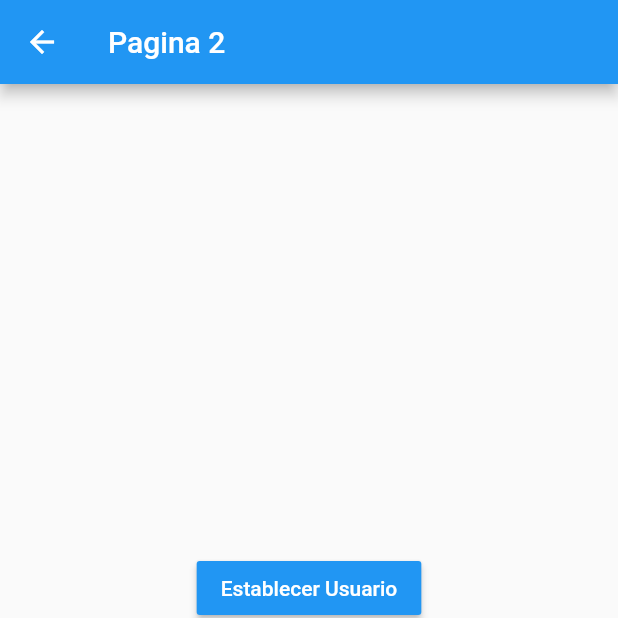
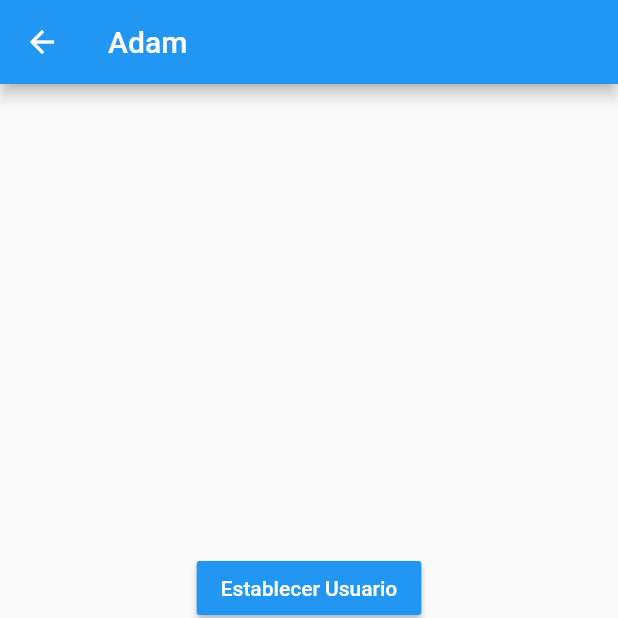
Before and after one commit to aloev/FlutterPatron-Info, a Flutter app: the Pagina2Page screen opened by its route, after a tap on "Establecer Usuario", on a phone screen of 412 x 824 dp, the top half of it. Run offline on Flutter 3.47's test engine with Material 2 defaults, Android fonts, the phone set to English and light mode, and no system bars.

Commit message:
Fin singleton

```diff
--- a/lib/models/usuario.dart
+++ b/lib/models/usuario.dart
@@ -1,4 +1,5 @@
 
+import 'package:meta/meta.dart';
 
 class Usuario {
 
@@ -7,9 +8,10 @@ class Usuario {
   List<String> profesiones;
 
   Usuario({
-    this.nombre,
+    @required this.nombre,
     this.edad,
     this.profesiones
-  });
+  }):
+  assert( nombre != null );
 
 }
--- a/lib/pages/pagina1_page.dart
+++ b/lib/pages/pagina1_page.dart
@@ -1,5 +1,7 @@
 
 
+import 'package:estados/models/usuario.dart';
+import 'package:estados/services/usuario_service.dart';
 import 'package:flutter/material.dart';
 
 
@@ -11,7 +13,15 @@ class Pagina1Page extends StatelessWidget {
       appBar: AppBar(
         title: Text('Pagina 1'),
       ),
-      body: InfoUser(),
+      body:
+        StreamBuilder(
+          stream: usuarioService.usuarioStream ,
+          builder: (BuildContext context, AsyncSnapshot<Usuario> snapshot){
+            return snapshot.hasData ?
+            InfoUser( snapshot.data)
+            : Center(child: Text('No hay info'),);
+          },
+        ),
      floatingActionButton: FloatingActionButton(
        child: Icon(Icons.ac_unit),
        onPressed:(){
@@ -23,6 +33,11 @@ class Pagina1Page extends StatelessWidget {
 }
 
 class InfoUser extends StatelessWidget {
+
+  final Usuario usuario;
+
+  const InfoUser( this.usuario);
+
 
   @override
   Widget build(BuildContext context) {
@@ -37,8 +52,8 @@ class InfoUser extends StatelessWidget {
           Text('General', style: TextStyle( fontSize: 18, fontWeight: FontWeight.bold),),
           Divider(),
 
-          ListTile( title: Text('Nombre: '),),
-          ListTile( title: Text('edad: '),),
+          ListTile( title: Text('Nombre: ${usuario.nombre} '),),
+          ListTile( title: Text('edad: ${usuario.edad}'),),
 
           Text('Profesiones', style: TextStyle( fontSize: 18, fontWeight: FontWeight.bold),),
           Divider(),
--- a/lib/pages/pagina2_page.dart
+++ b/lib/pages/pagina2_page.dart
@@ -1,15 +1,35 @@
 
 
+import 'package:estados/models/usuario.dart';
+import 'package:estados/services/usuario_service.dart';
 import 'package:flutter/material.dart';
 
 
-class Pagina2Page extends StatelessWidget {
+class Pagina2Page extends StatefulWidget {
 
+  @override
+  _Pagina2PageState createState() => _Pagina2PageState();
+}
+
+class _Pagina2PageState extends State<Pagina2Page> {
   @override
   Widget build(BuildContext context) {
     return Scaffold(
       appBar: AppBar(
-        title: Text('Pagina 2'),
+        title:
+          StreamBuilder(
+            stream: usuarioService.usuarioStream,
+            builder: (BuildContext context, AsyncSnapshot<Usuario> snapshot){
+              return snapshot.hasData ?
+                      Text('${snapshot.data.nombre}')
+                      : Text('Pagina 2');
+
+            },
+
+          ),
+
+
+
       ),
       body: Center(
         child: Column(
@@ -20,13 +40,21 @@ class Pagina2Page extends StatelessWidget {
               color: Colors.blue,
               onPressed: (){
 
+                final usuario = new Usuario(
+                  nombre: 'Adam',
+                  edad: 4,
+                ) ;
+
+
+
+                usuarioService.cargarUsuario(usuario);
               },
             ),
             MaterialButton(
               child: Text('Cambiar Edad', style: TextStyle(color: Colors.white),),
               color: Colors.blue,
               onPressed: (){
-
+                usuarioService.cambiarEdad(30);
               },
             ),
             MaterialButton(
--- /dev/null
+++ b/lib/services/usuario_service.dart
@@ -0,0 +1,36 @@
+
+
+import 'dart:async';
+
+import 'package:estados/models/usuario.dart';
+
+class _UsusarioService {
+
+  Usuario _usuario;
+
+  StreamController<Usuario> _userStreamCont = new StreamController<Usuario>.broadcast();
+
+  Usuario get usuario => this._usuario;
+  bool get existeUser => (this._usuario != null) ? true : false;
+
+  Stream<Usuario> get usuarioStream => _userStreamCont.stream;
+
+  void cargarUsuario( Usuario user){
+    this._usuario = user;
+    this._userStreamCont.add(user);
+  }
+
+  void cambiarEdad( int edad){
+    this._usuario.edad = edad;
+    this._userStreamCont.add(this._usuario);
+
+  }
+
+  dispose(){
+    this._userStreamCont?.close();
+  }
+
+}
+
+
+final usuarioService = new _UsusarioService();
```
